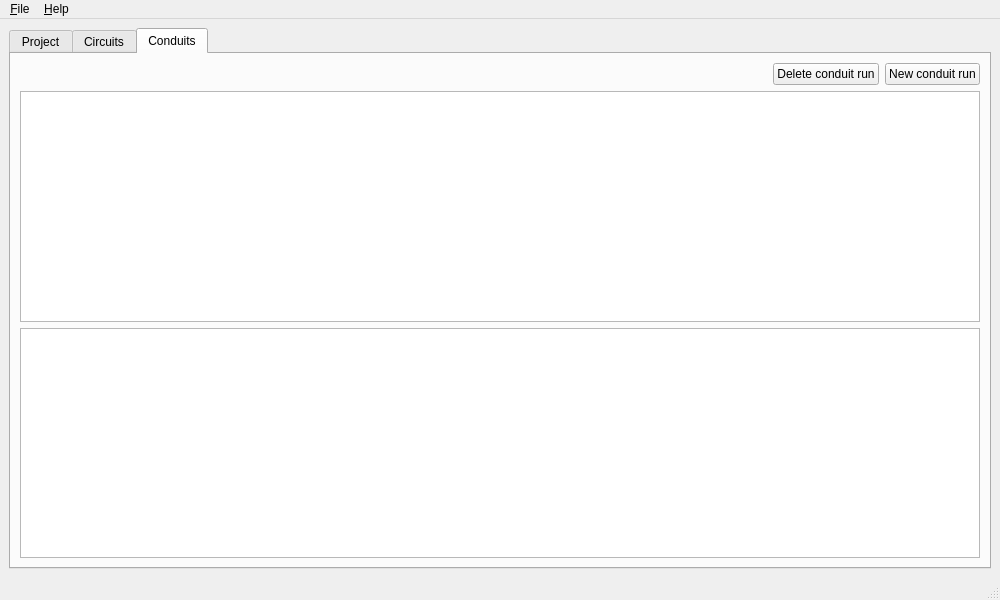
Qt form nbr_5410_calculator/ui/mainWindow.ui (Marcelotsvaz/nbr-5410-calculator) before a commit.
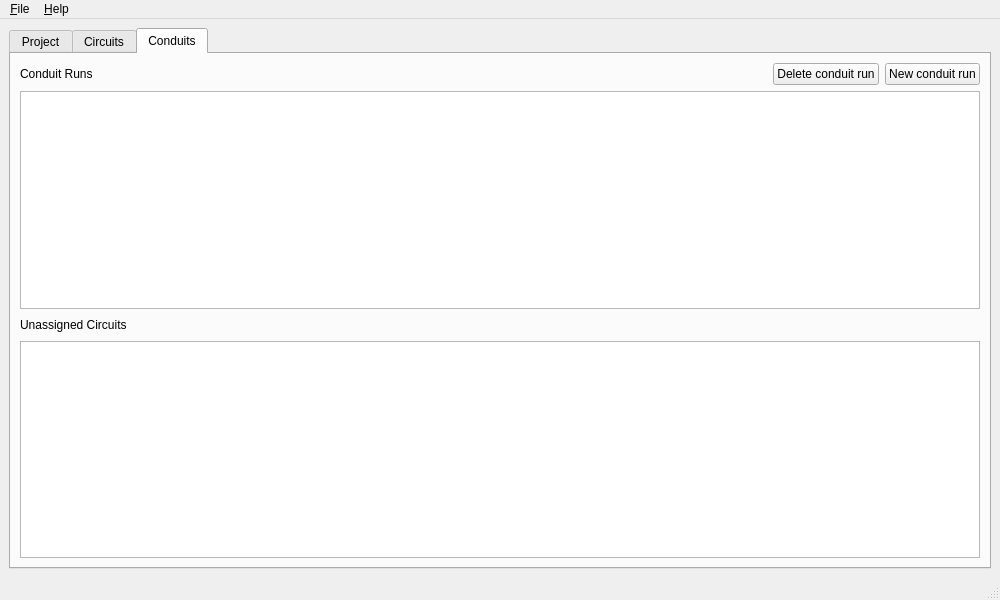
The same form after that commit. The open tabs and pages were chosen to show the change. Icons and pictures are not drawn. Custom widgets are drawn as their Qt base class.

Commit message: Add titles to tabs

Patch:
```diff
--- a/nbr_5410_calculator/ui/mainWindow.ui
+++ b/nbr_5410_calculator/ui/mainWindow.ui
@@ -41,7 +41,7 @@
          </widget>
         </item>
         <item row="0" column="4">
-         <spacer name="horizontalSpacer2">
+         <spacer name="loadTypesLabelSpacer">
           <property name="orientation">
            <enum>Qt::Orientation::Horizontal</enum>
           </property>
@@ -81,7 +81,7 @@
          <widget class="SupplyView" name="suppliesListView"/>
         </item>
         <item row="0" column="1">
-         <spacer name="horizontalSpacer1">
+         <spacer name="suppliesLabelSpacer">
           <property name="orientation">
            <enum>Qt::Orientation::Horizontal</enum>
           </property>
@@ -104,7 +104,7 @@
          <widget class="WireTypeView" name="wireTypesListView"/>
         </item>
         <item row="0" column="7">
-         <spacer name="horizontalSpacer3">
+         <spacer name="wireTypesLabelSpacer">
           <property name="orientation">
            <enum>Qt::Orientation::Horizontal</enum>
           </property>
@@ -123,10 +123,7 @@
         <string>Circuits</string>
        </attribute>
        <layout class="QGridLayout" name="gridLayout_2">
-        <item row="1" column="0" colspan="4">
-         <widget class="CircuitsView" name="circuitsTreeView"/>
-        </item>
-        <item row="0" column="1">
+        <item row="0" column="2">
          <widget class="QPushButton" name="deleteCircuitButton">
           <property name="text">
            <string>Delete circuit</string>
@@ -136,8 +133,8 @@
           </property>
          </widget>
         </item>
-        <item row="0" column="0">
-         <spacer name="horizontalSpacer4">
+        <item row="0" column="1">
+         <spacer name="circuitsLabelSpacer">
           <property name="orientation">
            <enum>Qt::Orientation::Horizontal</enum>
           </property>
@@ -149,7 +146,7 @@
           </property>
          </spacer>
         </item>
-        <item row="0" column="3">
+        <item row="0" column="4">
          <widget class="QPushButton" name="newCircuitButton">
           <property name="text">
            <string>New circuit</string>
@@ -159,7 +156,7 @@
           </property>
          </widget>
         </item>
-        <item row="0" column="2">
+        <item row="0" column="3">
          <widget class="QPushButton" name="newUpstreamCircuitButton">
           <property name="text">
            <string>New upstream circuit</string>
@@ -169,6 +166,16 @@
           </property>
          </widget>
         </item>
+        <item row="0" column="0">
+         <widget class="QLabel" name="circuitsLabel">
+          <property name="text">
+           <string>Circuits</string>
+          </property>
+         </widget>
+        </item>
+        <item row="1" column="0" colspan="5">
+         <widget class="CircuitsView" name="circuitsTreeView"/>
+        </item>
        </layout>
       </widget>
       <widget class="QWidget" name="conduitsTab">
@@ -176,7 +183,20 @@
         <string>Conduits</string>
        </attribute>
        <layout class="QGridLayout" name="gridLayout_3">
-        <item row="0" column="2">
+        <item row="0" column="1">
+         <spacer name="conduitRunsLabelSpacer">
+          <property name="orientation">
+           <enum>Qt::Orientation::Horizontal</enum>
+          </property>
+          <property name="sizeHint" stdset="0">
+           <size>
+            <width>40</width>
+            <height>20</height>
+           </size>
+          </property>
+         </spacer>
+        </item>
+        <item row="0" column="3">
          <widget class="QPushButton" name="newConduitRunButton">
           <property name="text">
            <string>New conduit run</string>
@@ -186,7 +206,7 @@
           </property>
          </widget>
         </item>
-        <item row="0" column="1">
+        <item row="0" column="2">
          <widget class="QPushButton" name="deleteConduitRunButton">
           <property name="text">
            <string>Delete conduit run</string>
@@ -197,24 +217,38 @@
          </widget>
         </item>
         <item row="0" column="0">
-         <spacer name="horizontalSpacer5">
-          <property name="orientation">
-           <enum>Qt::Orientation::Horizontal</enum>
+         <widget class="QLabel" name="conduitRunsLabel">
+          <property name="text">
+           <string>Conduit Runs</string>
           </property>
-          <property name="sizeHint" stdset="0">
-           <size>
-            <width>40</width>
-            <height>20</height>
-           </size>
-          </property>
-         </spacer>
+         </widget>
         </item>
-        <item row="1" column="0" colspan="3">
+        <item row="1" column="0" colspan="4">
          <widget class="ConduitRunsView" name="conduitsTreeView"/>
         </item>
-        <item row="2" column="0" colspan="3">
+        <item row="3" column="0" colspan="4">
          <widget class="UnassignedCircuitsView" name="unassignedCircuitsView"/>
         </item>
+        <item row="2" column="0">
+         <widget class="QLabel" name="unassigedCircuitsLabel">
+          <property name="text">
+           <string>Unassigned Circuits</string>
+          </property>
+         </widget>
+        </item>
+        <item row="2" column="1" colspan="3">
+         <spacer name="unassigedCircuitsLabelSpacer">
+          <property name="orientation">
+           <enum>Qt::Orientation::Horizontal</enum>
+          </property>
+          <property name="sizeHint" stdset="0">
+           <size>
+            <width>40</width>
+            <height>20</height>
+           </size>
+          </property>
+         </spacer>
+        </item>
        </layout>
       </widget>
      </widget>
```
The commit also changes 2 other files.
